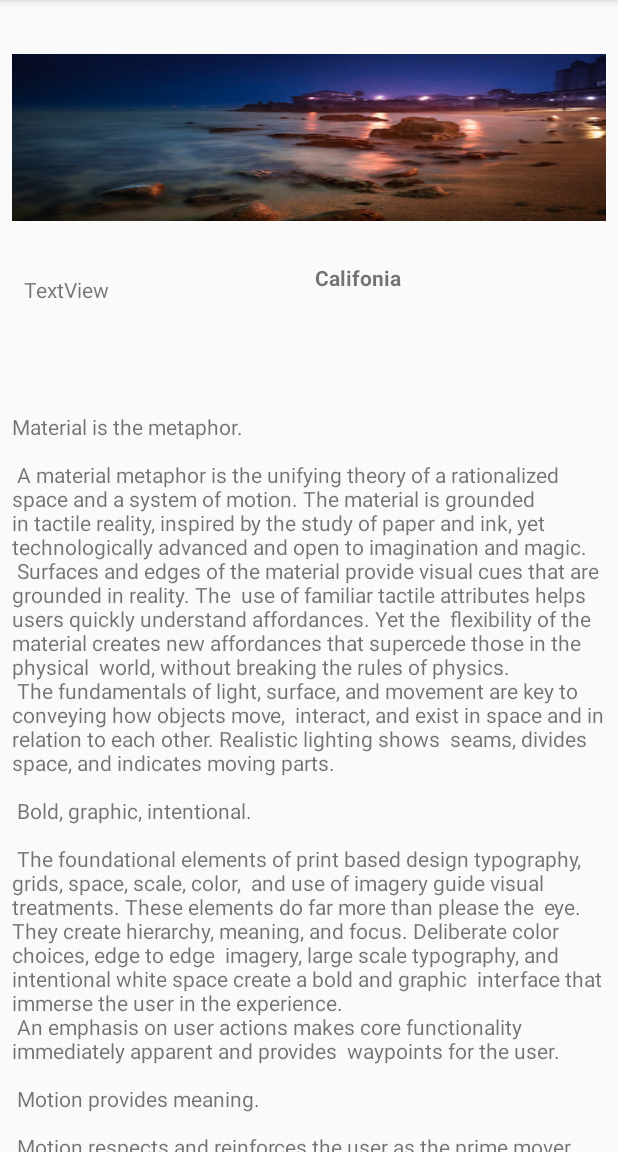
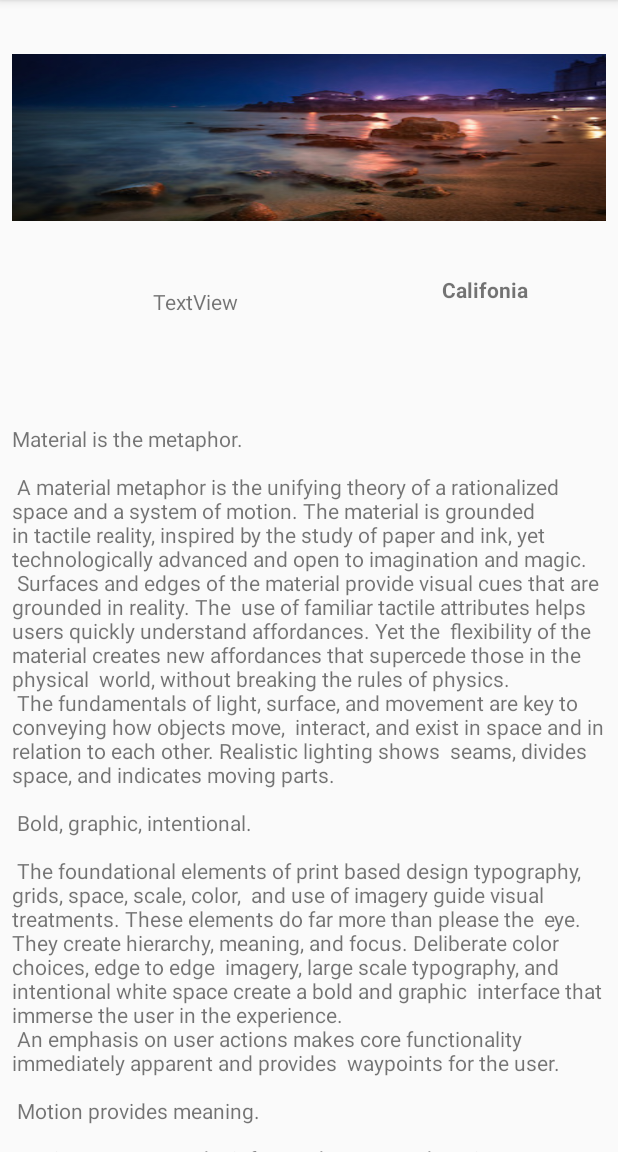
Before and after one commit to bellalhr/Android_Component, an Android app: the screen it shows after launch (SubLayoutActivity), on a phone screen of 412 x 824 dp, the part 84-1236 px from its top. Run offline under Robolectric (Android 15) with nearby library versions, the phone set to English and light mode, and no system bars.

Commit message:
Added activity sub layout

```diff
--- a/app/src/main/res/layout/activity_sub_layout.xml
+++ b/app/src/main/res/layout/activity_sub_layout.xml
@@ -10,36 +10,34 @@
         android:id="@+id/imageView"
         android:layout_width="0dp"
         android:layout_height="111dp"
+        android:layout_marginEnd="8dp"
         android:layout_marginStart="8dp"
         android:layout_marginTop="36dp"
-        android:layout_marginEnd="8dp"
+        android:scaleType="fitXY"
         app:layout_constraintEnd_toEndOf="parent"
         app:layout_constraintHorizontal_bias="0.544"
         app:layout_constraintStart_toStartOf="parent"
         app:layout_constraintTop_toTopOf="parent"
-        android:scaleType="fitXY"
-        app:srcCompat="@drawable/monterey"/>
+        app:srcCompat="@drawable/monterey" />
 
     <TextView
         android:id="@+id/textView6"
         android:layout_width="wrap_content"
         android:layout_height="35dp"
-        android:layout_marginStart="8dp"
-        android:layout_marginTop="28dp"
-        android:layout_marginEnd="8dp"
+        android:layout_marginEnd="52dp"
+        android:layout_marginTop="36dp"
         android:text="Califonia"
         android:textStyle="bold"
         app:layout_constraintEnd_toEndOf="@+id/imageView"
-        app:layout_constraintStart_toEndOf="@+id/textView8"
         app:layout_constraintTop_toBottomOf="@+id/imageView" />
 
     <TextView
         android:id="@+id/textView7"
         android:layout_width="0dp"
         android:layout_height="wrap_content"
+        android:layout_marginEnd="8dp"
         android:layout_marginStart="8dp"
         android:layout_marginTop="64dp"
-        android:layout_marginEnd="8dp"
         android:text="@string/large_text"
         app:layout_constraintEnd_toEndOf="parent"
         app:layout_constraintHorizontal_bias="1.0"
@@ -48,11 +46,13 @@
 
     <TextView
         android:id="@+id/textView8"
-        android:layout_width="wrap_content"
-        android:layout_height="wrap_content"
+        android:layout_width="99dp"
+        android:layout_height="29dp"
+        android:layout_marginEnd="8dp"
         android:layout_marginStart="8dp"
         android:layout_marginTop="8dp"
         android:text="TextView"
+        app:layout_constraintEnd_toStartOf="@+id/textView6"
         app:layout_constraintStart_toStartOf="@+id/imageView"
         app:layout_constraintTop_toTopOf="@+id/textView6" />
 </android.support.constraint.ConstraintLayout>
```
